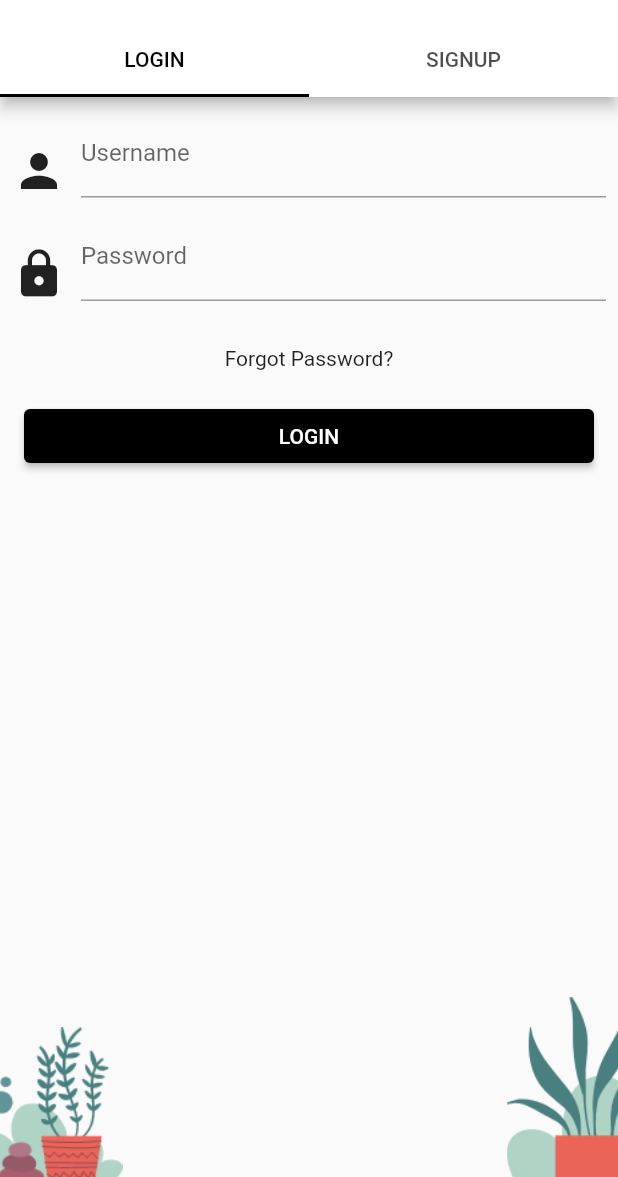
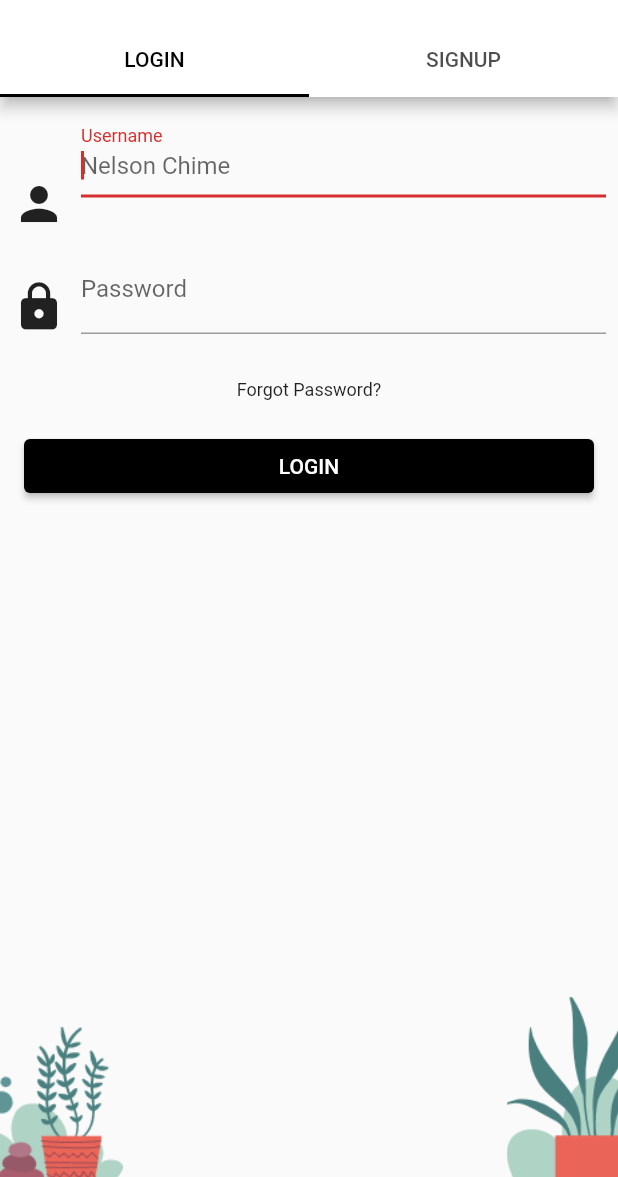
Before and after one commit to IVY-inc/Life_and_Success, a Flutter app: the screen it shows after launch, after a tap on "LOGIN", on a phone screen of 412 x 824 dp, the part 59-1236 px from its top. Run offline on Flutter 3.47's test engine with Material 2 defaults, Android fonts, the phone set to English and light mode, and no system bars.

```diff
--- a/lib/main.dart
+++ b/lib/main.dart
@@ -2,6 +2,7 @@ import 'package:flutter/material.dart';
 
 import './screens/login_screen.dart';
 import './screens/sign_up_screen.dart';
+import './screens/welcome_screen.dart';
 
 import './widgets/background_with_footers.dart';
 
@@ -19,9 +20,23 @@ class MyApp extends StatelessWidget {
           buttonTheme: ButtonThemeData(
             buttonColor: Colors.black,
             textTheme: ButtonTextTheme.primary,
-        )
           ),
+          textTheme: Theme.of(context).textTheme.copyWith(
+                title: TextStyle(
+                  fontWeight: FontWeight.bold,
+                  fontSize: 20,
+                  color: Colors.black,
+                ),
+                body1: TextStyle(
+                  fontSize: 12,
+                ),
+
+              )),
+     // darkTheme: ThemeData.dark(),
       home: MyHomePage(),
+      routes: {
+        WelcomeScreen.routeName: (ctx) => WelcomeScreen(),
+      },
     );
   }
 }
@@ -41,20 +56,16 @@ class MyHomePage extends StatelessWidget {
                 tabs: <Widget>[
                   Tab(
                     text: 'LOGIN',
-                  ),Tab(
-                    text: 'SIGNUP'
-                  )
+                  ),
+                  Tab(text: 'SIGNUP')
                 ],
                 labelColor: Theme.of(context).accentColor,
               ),
             ),
-            body: TabBarView(
-              children: <Widget>[
+            body: TabBarView(children: <Widget>[
               LoginScreen(),
               SignupScreen(),
-              ]
-            )
-            ),
+            ])),
       ),
     );
   }
--- a/lib/screens/login_screen.dart
+++ b/lib/screens/login_screen.dart
@@ -1,4 +1,6 @@
 import 'package:flutter/material.dart';
+
+import './welcome_screen.dart';
 
 class LoginScreen extends StatefulWidget {
   @override
@@ -6,7 +8,11 @@ class LoginScreen extends StatefulWidget {
 }
 
 class _LoginScreenState extends State<LoginScreen> {
+  bool _userNameHasError = false; //for validation
+  bool _passwordHasError = false; // " "
+  bool _isLoading = false; //To display circularProgressIndicator
   final _userNameController = TextEditingController();
+  final _userNameFocusNode = FocusNode();
   final _passwordController = TextEditingController();
   final _passwordFocusNode = FocusNode();
 
@@ -17,10 +23,36 @@ class _LoginScreenState extends State<LoginScreen> {
     _passwordFocusNode.dispose();
     super.dispose();
   }
+  //when button is clicked.. validation is done here
+  void validateForm() {
+    if (_userNameController.text.isEmpty) {
+      setState(() {
+        _userNameHasError = true;
+        FocusScope.of(context).requestFocus(_userNameFocusNode);
+      });
+    } else if (_passwordController.text.isEmpty) {
+      setState(() {
+        _passwordHasError = true;
+      });
+    } else {
+      _userNameHasError = false;
+      _passwordHasError = false;
+      setState(() {
+        _isLoading = true;
+      });
+      //TODO: Database checks and logins should be here.. and delay should be removed
+      Future.delayed(Duration(seconds: 2)).then((_) {
+        _isLoading = false;
+        Navigator.pushReplacementNamed(context, WelcomeScreen.routeName);
+      });
+    }
+  }
 
   @override
   Widget build(BuildContext context) {
     final mediaquery = MediaQuery.of(context);
+
+    //Username input
     final userName = Row(
       crossAxisAlignment: CrossAxisAlignment.end,
       children: <Widget>[
@@ -32,9 +64,11 @@ class _LoginScreenState extends State<LoginScreen> {
         Expanded(
           child: TextField(
             keyboardType: TextInputType.text,
+            focusNode: _userNameFocusNode,
             decoration: InputDecoration(
                 labelText: 'Username',
                 hintText: 'Nelson Chime',
+                errorText: _userNameHasError ? '' : null,
                 focusedBorder: UnderlineInputBorder(
                     borderSide: BorderSide(
                   color: Colors.black,
@@ -48,6 +82,7 @@ class _LoginScreenState extends State<LoginScreen> {
       ],
     );
 
+    //Password Input
     final passWord = Row(
       crossAxisAlignment: CrossAxisAlignment.end,
       children: <Widget>[
@@ -62,6 +97,7 @@ class _LoginScreenState extends State<LoginScreen> {
             decoration: InputDecoration(
               labelText: 'Password',
               hintText: 'Password',
+              errorText: _passwordHasError ? '' : null,
               focusedBorder: UnderlineInputBorder(
                 borderSide: BorderSide(
                   color: Colors.black,
@@ -76,8 +112,10 @@ class _LoginScreenState extends State<LoginScreen> {
       ],
     );
 
-    return Padding(
+    //***************Showing screen, separated because of circularProgressIndicator showing in Stack
+    final screen = Padding(
       padding: const EdgeInsets.all(8.0),
+      child: SingleChildScrollView(
         child: Column(
           mainAxisSize: MainAxisSize.min,
           children: <Widget>[
@@ -87,25 +125,36 @@ class _LoginScreenState extends State<LoginScreen> {
             SizedBox(
               height: 30,
             ),
-          Text(
+            const Text(
               'Forgot Password?',
               textAlign: TextAlign.center,
             ),
-          SizedBox(
+            const SizedBox(
               height: 20,
             ),
 
             SizedBox(
               width: mediaquery.size.width - 32,
               child: RaisedButton(
-              onPressed: () {},
+                onPressed: validateForm,
                 child: Text('LOGIN'),
               ),
             ),
-          SizedBox(height: 20),
+            const SizedBox(height: 20),
             //SignInFromSocialAccounts(),
           ],
         ),
+      ),
     );
+    return _isLoading
+        ? Stack(
+            children: <Widget>[
+              screen,
+              Center(
+                child: CircularProgressIndicator(),
+              ),
+            ],
+          )
+        : screen;
   }
 }
```
Also changed, not shown: lib/screens/welcome_screen.dart (added, +119 -0 lines), lib/widgets/welcome_widget_0.dart (added, +49 -0 lines), lib/widgets/welcome_widget_1.dart (added, +52 -0 lines), lib/widgets/welcome_widget_2.dart (added, +53 -0 lines), assets/images/welcome0.png (added), assets/images/welcome1.png (added), assets/images/welcome2.png (added), 5 other files. Lines whose indentation alone changed are shown as unchanged.
